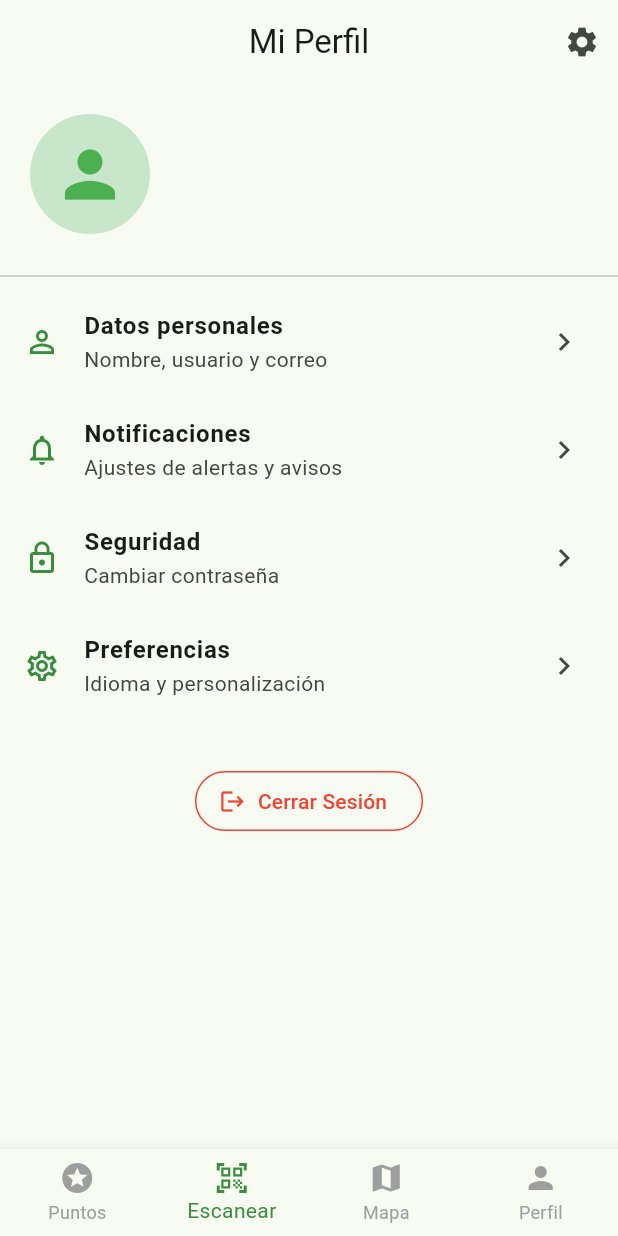
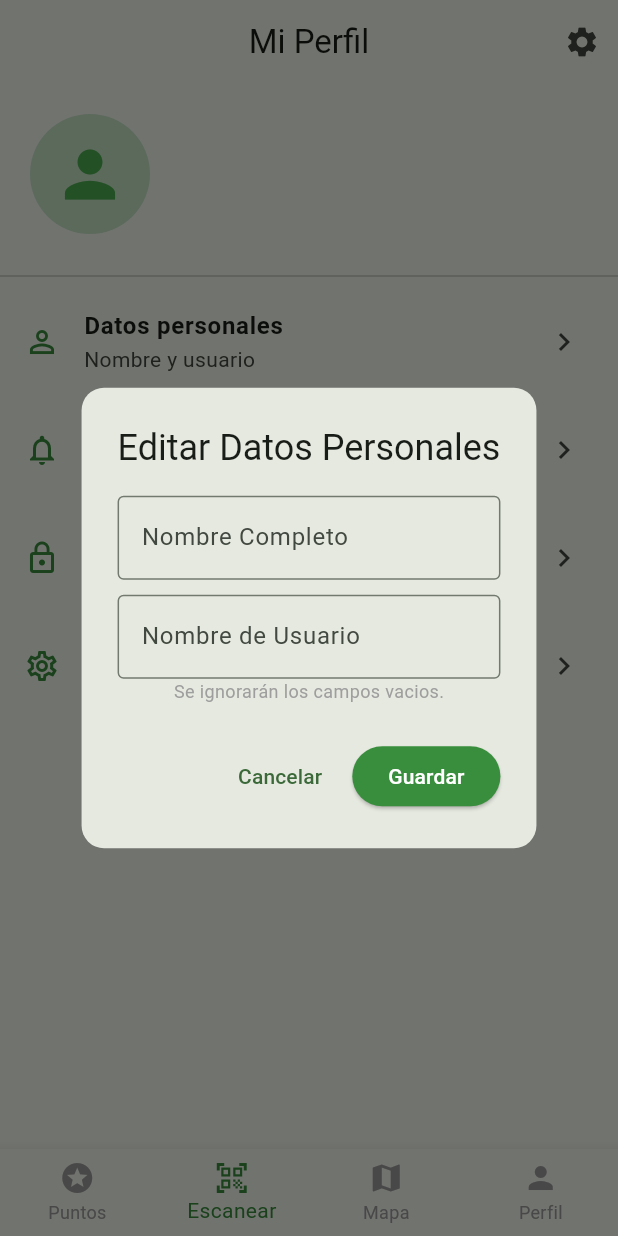
Before and after one commit to TheAdverse/Reciclapp, a Flutter app: the screen it shows once a user with an empty profile is signed in, item 2 of the bottom bar chosen, after a tap on "Datos personales", on a phone screen of 412 x 824 dp. Run offline on Flutter 3.47's test engine with Material 3 defaults, Android fonts, the phone set to English and light mode, and no system bars; our stand-ins replace flutter_dotenv, flutter_map, geolocator, latlong2, shared_preferences, supabase_flutter; accounts and stored records are empty.

Commit message:
Editar informacion de usuario / ajuste de notificaciones

```diff
--- a/lib/profile_screen.dart
+++ b/lib/profile_screen.dart
@@ -1,6 +1,7 @@
 import 'package:flutter/material.dart';
 import 'supabase_handler.dart';
 import 'auth_screen.dart';
+import 'package:shared_preferences/shared_preferences.dart';
 
 class ProfileScreen extends StatefulWidget {
   const ProfileScreen({super.key});
@@ -18,11 +19,13 @@ class _ProfileScreenState extends State<ProfileScreen> {
   void initState() {
     super.initState();
     _loadProfile();
+    _cargarPreferenciasLocales();
   }
 
   Future<void> _loadProfile() async {
     try {
       final data = await _handler.getUserProfile();
+      debugPrint("================= $data");
       if (mounted) {
         setState(() {
           _userData = data;
@@ -30,6 +33,7 @@ class _ProfileScreenState extends State<ProfileScreen> {
         });
       }
     } catch (e) {
+      debugPrint("========== $e");
       if (mounted) setState(() => _isLoading = false);
     }
   }
@@ -67,7 +71,7 @@ class _ProfileScreenState extends State<ProfileScreen> {
                     crossAxisAlignment: CrossAxisAlignment.start,
                     children: [
                       Text(
-                        _userData?['nombre_completo'] ?? 'Usuario',
+                        _userData?['nombre_usuario'] ?? 'Usuario',
                         style: const TextStyle(fontSize: 22, fontWeight: FontWeight.bold),
                       ),
                       Text(
@@ -85,14 +89,14 @@ class _ProfileScreenState extends State<ProfileScreen> {
             _buildProfileOption(
               icon: Icons.person_outline,
               title: 'Datos personales',
-              subtitle: 'Nombre, usuario y correo',
-              onTap: () { /* Abrir formulario de edición */ },
+              subtitle: 'Nombre y usuario',
+              onTap: _mostrarDialogoEdicion,
             ),
             _buildProfileOption(
               icon: Icons.notifications_none,
               title: 'Notificaciones',
               subtitle: 'Ajustes de alertas y avisos',
-              onTap: () { /* Ajustes de notificaciones */ },
+              onTap: _mostrarAjustesNotificaciones,
             ),
             _buildProfileOption(
               icon: Icons.lock_outline,
@@ -161,4 +165,141 @@ class _ProfileScreenState extends State<ProfileScreen> {
       onTap: onTap,
     );
   }
+
+  void _mostrarDialogoEdicion() {
+    // El controlador inicia con el nombre actual que ya tenemos en _userData
+    final TextEditingController nombreController =
+        TextEditingController(text: _userData?['nombre_completo'] ?? '');
+    final TextEditingController userController =
+        TextEditingController(text: _userData?['nombre_usuario'] ?? '');
+    var nme = _userData?['nombre_completo'];
+    var usr = _userData?['nombre_usuario'];
+
+    showDialog(
+      context: context,
+      builder: (context) => AlertDialog(
+        shape: RoundedRectangleBorder(borderRadius: BorderRadius.circular(15)),
+        title: const Text("Editar Datos Personales"),
+        content: Column(
+          mainAxisSize: MainAxisSize.min,
+          children: [
+            TextField(
+              controller: nombreController,
+              decoration: const InputDecoration(
+                labelText: "Nombre Completo",
+                border: OutlineInputBorder(),
+              ),
+            ),
+            const SizedBox(height: 10),
+            TextField(
+              controller: userController,
+              decoration: const InputDecoration(
+                labelText: "Nombre de Usuario",
+                border: OutlineInputBorder(),
+              ),
+            ),
+            const Text(
+              "Se ignorarán los campos vacios.",
+              style: TextStyle(fontSize: 12, color: Colors.grey),
+            )
+          ],
+        ),
+        actions: [
+          TextButton(
+            onPressed: () => Navigator.pop(context),
+            child: const Text("Cancelar"),
+          ),
+          ElevatedButton(
+            style: ElevatedButton.styleFrom(backgroundColor: Colors.green[700]),
+            onPressed: () async {
+              if (nombreController.text.trim().isNotEmpty){nme = nombreController.text.trim();}
+              if (userController.text.trim().isNotEmpty){usr = userController.text.trim();}
+              try {
+                await _handler.actualizarPerfil(
+                  nuevoNombre: nme,
+                  nuevoUsuario: usr,
+                );
+                if (!context.mounted) return;
+                if (mounted) {
+                  Navigator.pop(context); // Cierra el diálogo
+                  _loadProfile(); // Recarga los datos para que se vea el cambio
+
+                  ScaffoldMessenger.of(context).showSnackBar(
+                    const SnackBar(
+                      content: Text("Perfil actualizado correctamente"),
+                      backgroundColor: Colors.green,
+                    ),
+                  );
+                }
+              } catch (e) {
+                debugPrint("Error al actualizar: $e");
+              }
+            },
+            child: const Text("Guardar", style: TextStyle(color: Colors.white)),
+          ),
+        ],
+      ),
+    );
+  }
+
+  bool _notifRecoleccion = true;
+  bool _notifAlertas = true;
+
+  // Carga los datos guardados en el disco
+  Future<void> _cargarPreferenciasLocales() async {
+    final prefs = await SharedPreferences.getInstance();
+    setState(() {
+      // Si es la primera vez (null), ponemos true por defecto
+      _notifRecoleccion = prefs.getBool('notif_recoleccion') ?? true;
+      _notifAlertas = prefs.getBool('notif_alertas') ?? true;
+    });
+  }
+
+  // Guarda los datos en el disco
+  Future<void> _guardarPreferencia(String key, bool value) async {
+    final prefs = await SharedPreferences.getInstance();
+    await prefs.setBool(key, value);
+  }
+
+  void _mostrarAjustesNotificaciones() {
+    showModalBottomSheet(
+      context: context,
+      shape: const RoundedRectangleBorder(
+        borderRadius: BorderRadius.vertical( // <--- BorderRadius, no Radius
+          top: Radius.circular(20),          // <--- Aquí sí va Radius
+        ),
+      ),
+      builder: (context) => StatefulBuilder(
+        builder: (context, setModalState) => Padding(
+          padding: const EdgeInsets.all(20.0),
+          child: Column(
+            mainAxisSize: MainAxisSize.min,
+            children: [
+              const Text("Notificaciones Locales", style: TextStyle(fontSize: 18, fontWeight: FontWeight.bold)),
+              const SizedBox(height: 10),
+              SwitchListTile(
+                title: const Text("Días de Recolección"),
+                value: _notifRecoleccion,
+                onChanged: (bool value) {
+                  _guardarPreferencia('notif_recoleccion', value);
+                  setModalState(() => _notifRecoleccion = value);
+                  setState(() {}); // Actualiza la pantalla de fondo
+                },
+              ),
+              SwitchListTile(
+                title: const Text("Alertas Críticas"),
+                value: _notifAlertas,
+                onChanged: (bool value) {
+                  _guardarPreferencia('notif_alertas', value);
+                  setModalState(() => _notifAlertas = value);
+                  setState(() {});
+                },
+              ),
+            ],
+          ),
+        ),
+      ),
+    );
+  }
+
 }
--- a/lib/supabase_handler.dart
+++ b/lib/supabase_handler.dart
@@ -54,7 +54,7 @@ class SupabaseHandler {
     final user = supabase.auth.currentUser;
     if (user != null) {
       final data = await supabase
-          .from('Usuario')
+          .from('usuario')
           .select()
           .eq('id_usuario', user.id)
           .single();
@@ -63,4 +63,20 @@ class SupabaseHandler {
     return null;
   }
 
+  Future<void> actualizarPerfil({
+    required String nuevoNombre,
+    required String nuevoUsuario
+  }) async {
+    final user = supabase.auth.currentUser;
+    if (user == null) return;
+
+    await supabase
+        .from('usuario')
+        .update({
+          'nombre_completo': nuevoNombre,
+          'nombre_usuario': nuevoUsuario,
+        })
+        .eq('id_usuario', user.id);
+  }
+
 }
--- a/pubspec.yaml
+++ b/pubspec.yaml
@@ -41,6 +41,8 @@ dependencies:
   cupertino_icons: ^1.0.8
   flutter_dotenv: ^6.0.0
   geolocator: ^14.0.2
+  image_picker: ^1.2.1
+  shared_preferences: ^2.5.5
 
 dev_dependencies:
   flutter_test:
```
Also changed, not shown: pubspec.lock, 5 other files.
